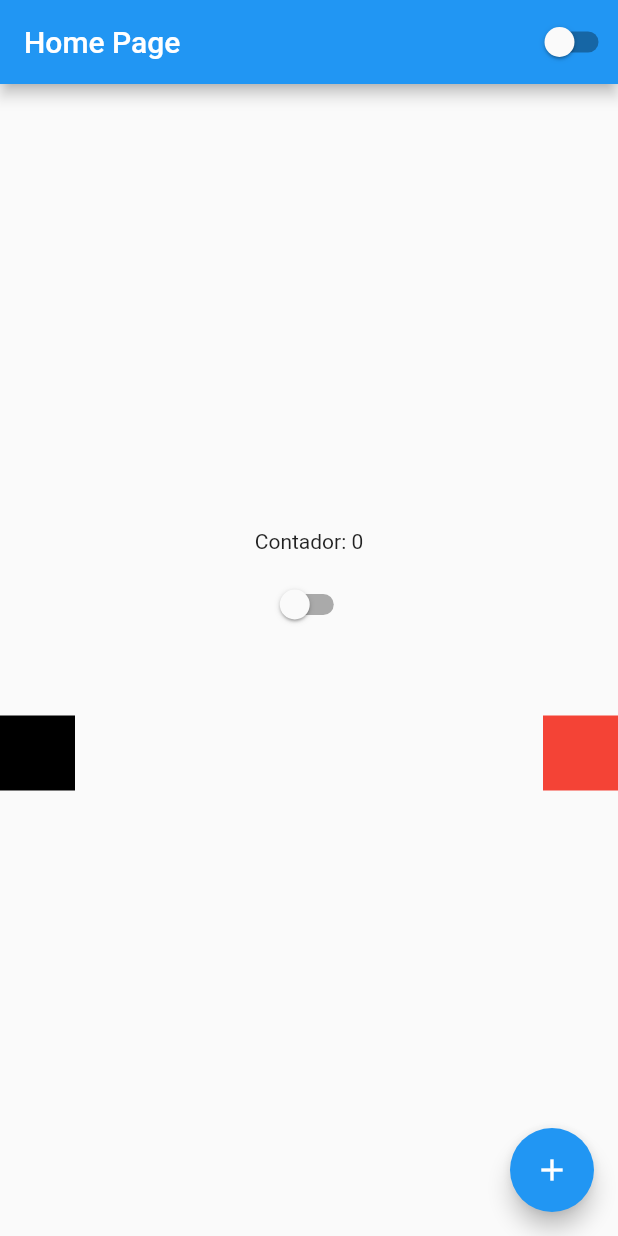
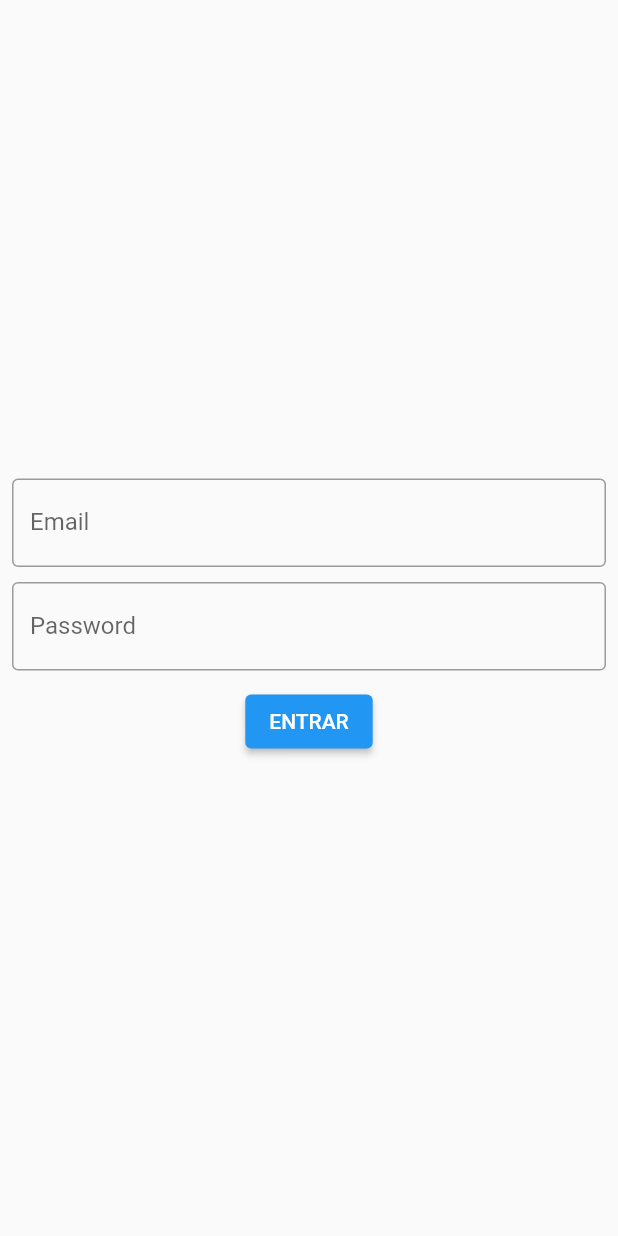
Before and after one commit to lourencorodrigo/curso-flutterando, a Flutter app: the screen it shows after launch, on a phone screen of 412 x 824 dp. Run offline on Flutter 3.47's test engine with Material 2 defaults, Android fonts, the phone set to English and light mode, and no system bars.

Commit message:
aula 17 - Textfield

```diff
--- a/lib/app_widget.dart
+++ b/lib/app_widget.dart
@@ -1,7 +1,7 @@
 import 'package:flutter/material.dart';
 import 'package:hello_world/app_controller.dart';
 
-import 'home_page.dart';
+import 'login_page.dart';
 
 class AppWidget extends StatelessWidget {
   @override
@@ -14,7 +14,7 @@ class AppWidget extends StatelessWidget {
                 brightness: AppController.instance.isDartTheme
                     ? Brightness.dark
                     : Brightness.light),
-            home: HomePage(),
+            home: LoginPage(),
           );
         },
         animation: AppController.instance);
--- /dev/null
+++ b/lib/login_page.dart
@@ -0,0 +1,61 @@
+import 'package:flutter/material.dart';
+
+class LoginPage extends StatefulWidget {
+  const LoginPage({Key? key}) : super(key: key);
+
+  @override
+  _LoginPageState createState() => _LoginPageState();
+}
+
+class _LoginPageState extends State<LoginPage> {
+  String email = '';
+  String password = '';
+
+  @override
+  Widget build(BuildContext context) {
+    return Scaffold(
+      body: SingleChildScrollView(
+        child: SizedBox(
+          width: MediaQuery.of(context).size.width,
+          height: MediaQuery.of(context).size.height,
+          child: Padding(
+            padding: const EdgeInsets.all(8.0),
+            child: Column(
+              mainAxisAlignment: MainAxisAlignment.center,
+              children: [
+                TextField(
+                  onChanged: (text) {
+                    email = text;
+                  },
+                  keyboardType: TextInputType.emailAddress,
+                  decoration: InputDecoration(
+                      border: OutlineInputBorder(), labelText: 'Email'),
+                ),
+                SizedBox(height: 10),
+                TextField(
+                  onChanged: (text) {
+                    password = text;
+                  },
+                  obscureText: true,
+                  decoration: InputDecoration(
+                      border: OutlineInputBorder(), labelText: 'Password'),
+                ),
+                SizedBox(height: 10),
+                ElevatedButton(
+                  onPressed: () {
+                    if (email == 'rsilvape@gmail.com' && password == '123') {
+                      print('LOGADO');
+                    } else {
+                      print('ERRADO');
+                    }
+                  },
+                  child: Text('ENTRAR'),
+                )
+              ],
+            ),
+          ),
+        ),
+      ),
+    );
+  }
+}
```
